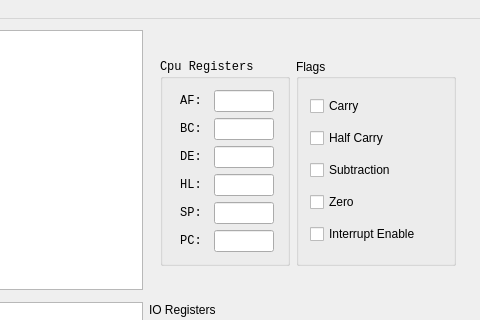
This is Qt/registerswindow.ui in RocketRope/Gameboy-Emulator as Qt 5 draws it before an edit; both pictures show x 301 to 781 and y 0 to 320 of the 781 by 670 pixel window. The edited form follows.
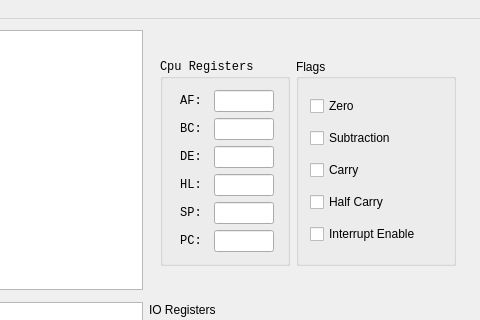
This is the edited form.

```diff
--- a/Qt/registerswindow.ui
+++ b/Qt/registerswindow.ui
@@ -477,6 +477,20 @@
           <string>Flags</string>
          </property>
          <layout class="QVBoxLayout" name="verticalLayout">
+          <item>
+           <widget class="QCheckBox" name="zero_checkBox">
+            <property name="text">
+             <string>Zero</string>
+            </property>
+           </widget>
+          </item>
+          <item>
+           <widget class="QCheckBox" name="subtraction_checkBox">
+            <property name="text">
+             <string>Subtraction</string>
+            </property>
+           </widget>
+          </item>
           <item>
            <widget class="QCheckBox" name="carry_checkBox">
             <property name="text">
@@ -491,20 +505,6 @@
             </property>
            </widget>
           </item>
-          <item>
-           <widget class="QCheckBox" name="subtraction_checkBox">
-            <property name="text">
-             <string>Subtraction</string>
-            </property>
-           </widget>
-          </item>
-          <item>
-           <widget class="QCheckBox" name="zero_checkBox">
-            <property name="text">
-             <string>Zero</string>
-            </property>
-           </widget>
-          </item>
           <item>
            <widget class="QCheckBox" name="interrupt_enable_checkBox">
             <property name="text">
```
